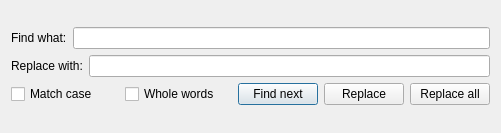
Above: finddialog.ui from sablikj/rich-text-edit before the change. Below: the same form after it.
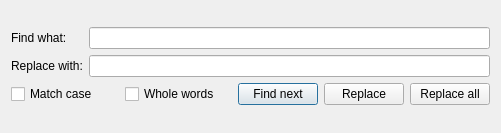
That is the form after the change.

```diff
--- a/finddialog.ui
+++ b/finddialog.ui
@@ -13,13 +13,13 @@
   <property name="windowTitle">
    <string>Find and Replace</string>
   </property>
-  <layout class="QVBoxLayout" name="verticalLayout_3">
+  <layout class="QVBoxLayout" name="verticalLayout_4">
    <item>
-    <layout class="QVBoxLayout" name="verticalLayout_2">
+    <layout class="QVBoxLayout" name="verticalLayout_3">
      <item>
-      <layout class="QVBoxLayout" name="verticalLayout">
+      <layout class="QHBoxLayout" name="horizontalLayout_4">
        <item>
-        <layout class="QHBoxLayout" name="horizontalLayout_4">
+        <layout class="QVBoxLayout" name="verticalLayout_2">
          <item>
           <widget class="QLabel" name="find_label">
            <property name="text">
@@ -28,18 +28,18 @@
           </widget>
          </item>
          <item>
-          <widget class="QLineEdit" name="find_value"/>
-         </item>
-        </layout>
-       </item>
-       <item>
-        <layout class="QHBoxLayout" name="horizontalLayout_5">
-         <item>
           <widget class="QLabel" name="replace_label">
            <property name="text">
             <string>Replace with:</string>
            </property>
           </widget>
+         </item>
+        </layout>
+       </item>
+       <item>
+        <layout class="QVBoxLayout" name="verticalLayout">
+         <item>
+          <widget class="QLineEdit" name="find_value"/>
          </item>
          <item>
           <widget class="QLineEdit" name="replace_value"/>
```
